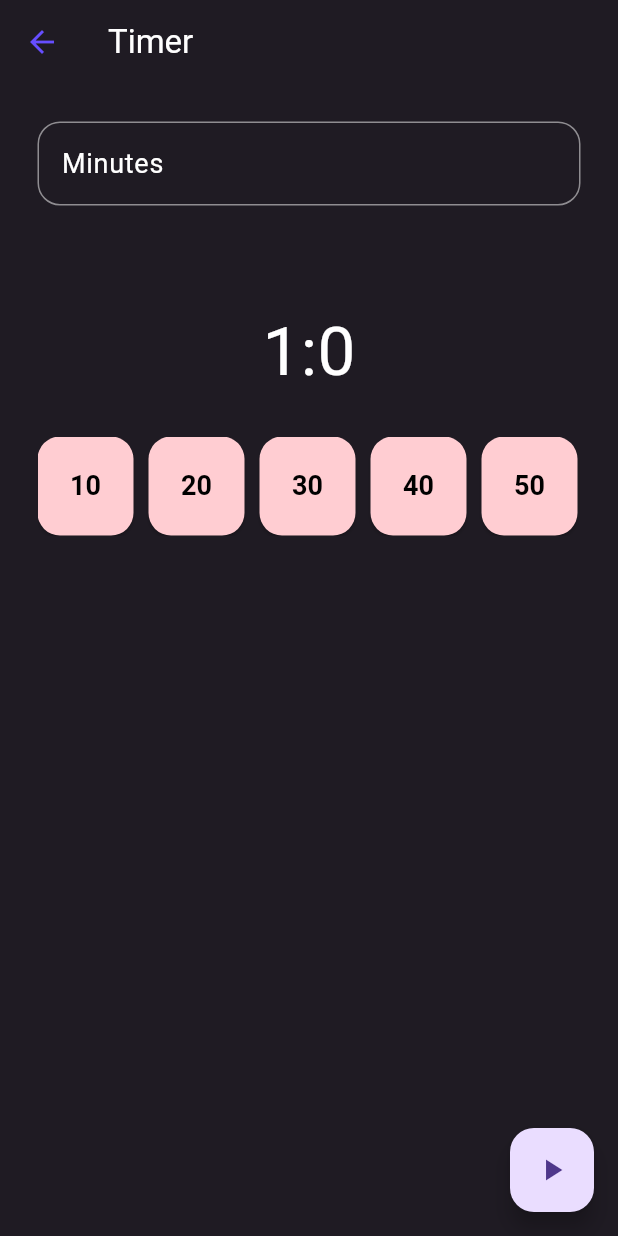
After one commit to UtkarshDeoli/Tomato-Timer, a Flutter app: the screen it shows after launch, item 2 of the bottom bar chosen, on a phone screen of 412 x 824 dp. The commit adds this screen. Run offline on Flutter 3.47's test engine with Material 3 defaults, Android fonts, the phone set to English and light mode, and no system bars.

Commit message:
Very Basic Implementation of all

```diff
--- a/tamatar/lib/Pages/pomo_maker.dart
+++ b/tamatar/lib/Pages/pomo_maker.dart
@@ -1,5 +1,4 @@
 import 'package:flutter/material.dart';
-import '../Shared/style_sheet.dart';
 
 class PomoMakerPage extends StatefulWidget {
   @override
@@ -7,7 +6,7 @@ class PomoMakerPage extends StatefulWidget {
 }
 
 class _PomoMakerPageState extends State<PomoMakerPage> {
-  List<dynamic> data = ["", 100.0, 25.0, 1.0];
+  List<dynamic> data = ["New Task", 100.0, 25.0, 1.0];
   @override
   Widget build(BuildContext context) {
     return Scaffold(
@@ -24,7 +23,8 @@ class _PomoMakerPageState extends State<PomoMakerPage> {
               crossAxisAlignment: CrossAxisAlignment.start,
               mainAxisAlignment: MainAxisAlignment.center,
               children: [
-                TextField(
+                TextFormField(
+                  initialValue: "New Task",
                   decoration: InputDecoration(
                       labelText: "Name",
                       labelStyle: TextStyle(
--- /dev/null
+++ b/tamatar/lib/Pages/pomo_timer.dart
@@ -0,0 +1,289 @@
+import 'dart:async';
+import 'package:flutter/material.dart';
+import 'package:flutter/services.dart';
+
+bool timerStarted = false;
+double currentTime = 60;
+
+class pomoTimer extends StatefulWidget {
+  const pomoTimer({super.key});
+
+  @override
+  State<pomoTimer> createState() => _pomoTimerState();
+}
+
+class _pomoTimerState extends State<pomoTimer> {
+  @override
+  Widget build(BuildContext context) {
+    return Scaffold(
+      appBar: AppBar(
+        leading: IconButton(
+            onPressed: () {
+              if (timerStarted) {
+                stopTimer();
+              }
+              Navigator.pop(context);
+            },
+            icon: const Icon(Icons.arrow_back)),
+        title: const Text("Timer"),
+      ),
+      body: Column(
+        crossAxisAlignment: CrossAxisAlignment.center,
+        children: [
+          Padding(
+            padding: const EdgeInsets.all(25.0),
+            child: TextField(
+              inputFormatters: <TextInputFormatter>[
+                FilteringTextInputFormatter.digitsOnly
+              ],
+              keyboardType: TextInputType.number,
+              decoration: InputDecoration(
+                labelText: "Minutes",
+                labelStyle: TextStyle(
+                  fontSize: 18,
+                  color: kDefaultIconLightColor,
+                ),
+                border: OutlineInputBorder(
+                  // Add border
+                  borderRadius: BorderRadius.circular(15.0),
+                  borderSide: BorderSide(
+                    color: kDefaultIconLightColor, // You can change the color
+                    width: 2.0,
+                  ),
+                ),
+                focusedBorder: OutlineInputBorder(
+                  // Add focused border
+                  borderRadius: BorderRadius.circular(15.0),
+                  borderSide: BorderSide(
+                    color: kDefaultIconLightColor, // You can change the color
+                    width: 2.0,
+                  ),
+                ),
+                enabledBorder: OutlineInputBorder(
+                  // Add enabled border
+                  borderRadius: BorderRadius.circular(15.0),
+                  borderSide: BorderSide(
+                    color: kDefaultIconLightColor.withOpacity(
+                        0.5), // You can change the color and opacity
+                    width: 1.0,
+                  ),
+                ),
+              ),
+              style: TextStyle(
+                color: kDefaultIconLightColor,
+              ),
+              onSubmitted: (value) {
+                setState(() {
+                  currentTime = double.tryParse(value)! * 60;
+                });
+              },
+            ),
+          ),
+          const SizedBox(
+            height: 40,
+          ),
+          Text(
+            "${(currentTime / 60).floor()}:${(currentTime % 60).round()}",
+            style: TextStyle(fontSize: 45),
+          ),
+          Padding(
+            padding: const EdgeInsets.all(25.0),
+            child: SingleChildScrollView(
+              scrollDirection: Axis.horizontal,
+              child: Row(
+                children: [
+                  ElevatedButton(
+                    onPressed: () {
+                      setState(() {
+                        currentTime = 10 * 60;
+                      });
+                    },
+                    style: ElevatedButton.styleFrom(
+                      backgroundColor: Colors.red[100], // Light red color
+                      padding: EdgeInsets.all(20), // Adjust padding as needed
+                      shape: RoundedRectangleBorder(
+                        borderRadius:
+                            BorderRadius.circular(15.0), // Rounded corners
+                      ),
+                    ),
+                    child: const Text(
+                      "10", // Text displayed on the button
+                      style: TextStyle(
+                        fontSize: 18,
+                        fontWeight: FontWeight.bold,
+                        color: Colors.black, // Text color
+                      ),
+                    ),
+                  ),
+                  const SizedBox(
+                    width: 10,
+                  ),
+                  ElevatedButton(
+                    onPressed: () {
+                      setState(() {
+                        currentTime = 20 * 60;
+                      });
+                    },
+                    style: ElevatedButton.styleFrom(
+                      backgroundColor: Colors.red[100], // Light red color
+                      padding: EdgeInsets.all(20), // Adjust padding as needed
+                      shape: RoundedRectangleBorder(
+                        borderRadius:
+                            BorderRadius.circular(15.0), // Rounded corners
+                      ),
+                    ),
+                    child: const Text(
+                      "20", // Text displayed on the button
+                      style: TextStyle(
+                        fontSize: 18,
+                        fontWeight: FontWeight.bold,
+                        color: Colors.black, // Text color
+                      ),
+                    ),
+                  ),
+                  const SizedBox(
+                    width: 10,
+                  ),
+                  ElevatedButton(
+                    onPressed: () {
+                      setState(() {
+                        currentTime = 30 * 60;
+                      });
+                    },
+                    style: ElevatedButton.styleFrom(
+                      backgroundColor: Colors.red[100], // Light red color
+                      padding: EdgeInsets.all(20), // Adjust padding as needed
+                      shape: RoundedRectangleBorder(
+                        borderRadius:
+                            BorderRadius.circular(15.0), // Rounded corners
+                      ),
+                    ),
+                    child: const Text(
+                      "30", // Text displayed on the button
+                      style: TextStyle(
+                        fontSize: 18,
+                        fontWeight: FontWeight.bold,
+                        color: Colors.black, // Text color
+                      ),
+                    ),
+                  ),
+                  const SizedBox(
+                    width: 10,
+                  ),
+                  ElevatedButton(
+                    onPressed: () {
+                      setState(() {
+                        currentTime = 40 * 60;
+                      });
+                    },
+                    style: ElevatedButton.styleFrom(
+                      backgroundColor: Colors.red[100], // Light red color
+                      padding: EdgeInsets.all(20), // Adjust padding as needed
+                      shape: RoundedRectangleBorder(
+                        borderRadius:
+                            BorderRadius.circular(15.0), // Rounded corners
+                      ),
+                    ),
+                    child: const Text(
+                      "40", // Text displayed on the button
+                      style: TextStyle(
+                        fontSize: 18,
+                        fontWeight: FontWeight.bold,
+                        color: Colors.black, // Text color
+                      ),
+                    ),
+                  ),
+                  const SizedBox(
+                    width: 10,
+                  ),
+                  ElevatedButton(
+                    onPressed: () {
+                      setState(() {
+                        currentTime = 50 * 60;
+                      });
+                    },
+                    style: ElevatedButton.styleFrom(
+                      backgroundColor: Colors.red[100], // Light red color
+                      padding: EdgeInsets.all(20), // Adjust padding as needed
+                      shape: RoundedRectangleBorder(
+                        borderRadius:
+                            BorderRadius.circular(15.0), // Rounded corners
+                      ),
+                    ),
+                    child: const Text(
+                      "50", // Text displayed on the button
+                      style: TextStyle(
+                        fontSize: 18,
+                        fontWeight: FontWeight.bold,
+                        color: Colors.black, // Text color
+                      ),
+                    ),
+                  ),
+                  const SizedBox(
+                    width: 10,
+                  ),
+                  ElevatedButton(
+                    onPressed: () {
+                      setState(() {
+                        currentTime = 60 * 60;
+                      });
+                    },
+                    style: ElevatedButton.styleFrom(
+                      backgroundColor: Colors.red[100], // Light red color
+                      padding: EdgeInsets.all(20), // Adjust padding as needed
+                      shape: RoundedRectangleBorder(
+                        borderRadius:
+                            BorderRadius.circular(15.0), // Rounded corners
+                      ),
+                    ),
+                    child: const Text(
+                      "60", // Text displayed on the button
+                      style: TextStyle(
+                        fontSize: 18,
+                        fontWeight: FontWeight.bold,
+                        color: Colors.black, // Text color
+                      ),
+                    ),
+                  ),
+                ],
+              ),
+            ),
+          )
+        ],
+      ),
+      floatingActionButton: FloatingActionButton(
+        heroTag: "btn3",
+        onPressed: () {
+          if (timerStarted == false) startTimer();
+          if (timerStarted == true) stopTimer();
+        },
+        child: timerStarted
+            ? const Icon(Icons.pause)
+            : const Icon(Icons.play_arrow),
+      ),
+    );
+  }
+
+  late var pomo;
+  void startTimer() {
+    pomo = Timer(const Duration(milliseconds: 50), handleTimeout);
+    if (currentTime <= 0.5) {
+      stopTimer();
+    }
+  }
+
+  void handleTimeout() {
+    setState(() {
+      timerStarted = true;
+      currentTime -= 0.05;
+      startTimer();
+    });
+  }
+
+  void stopTimer() {
+    pomo.cancel();
+    setState(() {
+      timerStarted = false;
+    });
+  }
+}
```
Also changed, not shown: tamatar/lib/Pages/pomo_home.dart (+32 -9 lines), tamatar/lib/Pages/pomo_stop_watch.dart (added, +80 -0 lines), tamatar/lib/Pages/settings.dart (added, +15 -0 lines).
